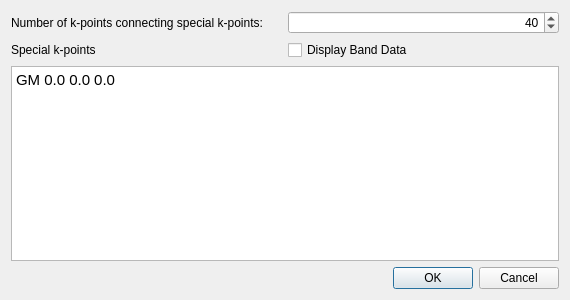
Qt form libavogadro/src/extensions/yaehmop/yaehmopbanddialog.ui (SSeBastian3/avogadro) before a commit.
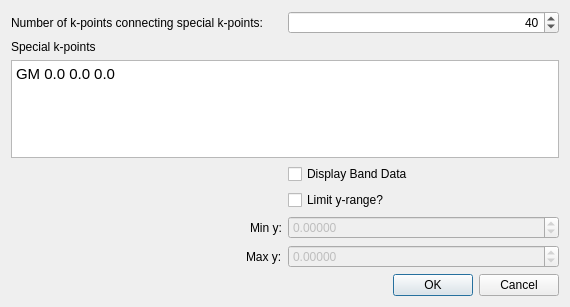
The same form after that commit.

What changed in the file:
```diff
--- a/libavogadro/src/extensions/yaehmop/yaehmopbanddialog.ui
+++ b/libavogadro/src/extensions/yaehmop/yaehmopbanddialog.ui
@@ -7,44 +7,13 @@
     <x>0</x>
     <y>0</y>
     <width>570</width>
-    <height>300</height>
+    <height>307</height>
    </rect>
   </property>
   <property name="windowTitle">
    <string>Yaehmop Band</string>
   </property>
   <layout class="QGridLayout" name="gridLayout">
-   <item row="0" column="0">
-    <widget class="QLabel" name="label">
-     <property name="text">
-      <string>Number of k-points connecting special k-points:</string>
-     </property>
-    </widget>
-   </item>
-   <item row="3" column="0" colspan="2">
-    <widget class="QDialogButtonBox" name="buttonBox">
-     <property name="orientation">
-      <enum>Qt::Horizontal</enum>
-     </property>
-     <property name="standardButtons">
-      <set>QDialogButtonBox::Cancel|QDialogButtonBox::Ok</set>
-     </property>
-    </widget>
-   </item>
-   <item row="2" column="0" colspan="2">
-    <widget class="QTextEdit" name="edit_specialKPoints">
-     <property name="toolTip">
-      <string>&lt;html&gt;&lt;head/&gt;&lt;body&gt;&lt;p&gt;Enter special k-points as such:&lt;/p&gt;&lt;p&gt;L 0.5 0.5 0.5&lt;/p&gt;&lt;p&gt;G 0.0 0.0 0.0&lt;/p&gt;&lt;p&gt;X 0.5 0.0 0.5&lt;/p&gt;&lt;p&gt;That is, &amp;lt;symbol&amp;gt; &amp;lt;x&amp;gt; &amp;lt;y&amp;gt; &amp;lt;z&amp;gt; where x, y, and z are fractional reciprocal space coordinates. Lines will be drawn connecting these k-points on the graph in the order you put them in. Please note that the orientation of your cell may have an effect on the locations of these reciprocal space points.&lt;/p&gt;&lt;p&gt;If the space group of the crystal has been perceived or set, the special k points will be automatically filled up with the primitive cell high symmetry points for that space group. There are a few space groups will different high symmetry points depending on the lattice (such as if a &amp;gt; b or a &amp;lt; b) - that is taken into account automatically.&lt;/p&gt;&lt;/body&gt;&lt;/html&gt;</string>
-     </property>
-     <property name="html">
-      <string>&lt;!DOCTYPE HTML PUBLIC &quot;-//W3C//DTD HTML 4.0//EN&quot; &quot;http://www.w3.org/TR/REC-html40/strict.dtd&quot;&gt;
-&lt;html&gt;&lt;head&gt;&lt;meta name=&quot;qrichtext&quot; content=&quot;1&quot; /&gt;&lt;style type=&quot;text/css&quot;&gt;
-p, li { white-space: pre-wrap; }
-&lt;/style&gt;&lt;/head&gt;&lt;body style=&quot; font-family:'Ubuntu'; font-size:11pt; font-weight:400; font-style:normal;&quot;&gt;
-&lt;p style=&quot; margin-top:0px; margin-bottom:0px; margin-left:0px; margin-right:0px; -qt-block-indent:0; text-indent:0px;&quot;&gt;GM 0.0 0.0 0.0&lt;/p&gt;&lt;/body&gt;&lt;/html&gt;</string>
-     </property>
-    </widget>
-   </item>
    <item row="0" column="1">
     <widget class="QSpinBox" name="spin_numKPoints">
      <property name="toolTip">
@@ -67,14 +36,21 @@
      </property>
     </widget>
    </item>
-   <item row="1" column="0">
-    <widget class="QLabel" name="label_2">
-     <property name="text">
-      <string>Special k-points</string>
+   <item row="2" column="0" colspan="2">
+    <widget class="QTextEdit" name="edit_specialKPoints">
+     <property name="toolTip">
+      <string>&lt;html&gt;&lt;head/&gt;&lt;body&gt;&lt;p&gt;Enter special k-points as such:&lt;/p&gt;&lt;p&gt;L 0.5 0.5 0.5&lt;/p&gt;&lt;p&gt;G 0.0 0.0 0.0&lt;/p&gt;&lt;p&gt;X 0.5 0.0 0.5&lt;/p&gt;&lt;p&gt;That is, &amp;lt;symbol&amp;gt; &amp;lt;x&amp;gt; &amp;lt;y&amp;gt; &amp;lt;z&amp;gt; where x, y, and z are fractional reciprocal space coordinates. Lines will be drawn connecting these k-points on the graph in the order you put them in. Please note that the orientation of your cell may have an effect on the locations of these reciprocal space points.&lt;/p&gt;&lt;p&gt;If the space group of the crystal has been perceived or set, the special k points will be automatically filled up with the primitive cell high symmetry points for that space group. There are a few space groups will different high symmetry points depending on the lattice (such as if a &amp;gt; b or a &amp;lt; b) - that is taken into account automatically.&lt;/p&gt;&lt;/body&gt;&lt;/html&gt;</string>
+     </property>
+     <property name="html">
+      <string>&lt;!DOCTYPE HTML PUBLIC &quot;-//W3C//DTD HTML 4.0//EN&quot; &quot;http://www.w3.org/TR/REC-html40/strict.dtd&quot;&gt;
+&lt;html&gt;&lt;head&gt;&lt;meta name=&quot;qrichtext&quot; content=&quot;1&quot; /&gt;&lt;style type=&quot;text/css&quot;&gt;
+p, li { white-space: pre-wrap; }
+&lt;/style&gt;&lt;/head&gt;&lt;body style=&quot; font-family:'Ubuntu'; font-size:11pt; font-weight:400; font-style:normal;&quot;&gt;
+&lt;p style=&quot; margin-top:0px; margin-bottom:0px; margin-left:0px; margin-right:0px; -qt-block-indent:0; text-indent:0px;&quot;&gt;GM 0.0 0.0 0.0&lt;/p&gt;&lt;/body&gt;&lt;/html&gt;</string>
      </property>
     </widget>
    </item>
-   <item row="1" column="1">
+   <item row="3" column="1">
     <widget class="QCheckBox" name="cb_displayBandData">
      <property name="toolTip">
       <string>&lt;html&gt;&lt;head/&gt;&lt;body&gt;&lt;p&gt;If this box is checked, all of the band data will be displayed in an edit box. The user may copy and paste it for use elsewhere. The data is in this format:&lt;/p&gt;&lt;p&gt;&lt;br/&gt;&lt;/p&gt;&lt;p&gt;# Special k points&lt;/p&gt;&lt;p&gt;# &amp;lt;symbol&amp;gt; &amp;lt;x&amp;gt; &amp;lt;y&amp;gt; &amp;lt;z&amp;gt; &amp;lt;k space value (x)&amp;gt;&lt;/p&gt;&lt;p&gt;# L 0.5 0.5 0.5 &lt;/p&gt;&lt;p&gt;# etc.&lt;/p&gt;&lt;p&gt;# &amp;lt;k space distance (x)&amp;gt; &amp;lt;band 1 energies&amp;gt; &amp;lt;band 2 energies&amp;gt; &amp;lt;etc.&amp;gt;&lt;/p&gt;&lt;/body&gt;&lt;/html&gt;</string>
@@ -84,6 +60,86 @@
      </property>
     </widget>
    </item>
+   <item row="0" column="0">
+    <widget class="QLabel" name="label">
+     <property name="text">
+      <string>Number of k-points connecting special k-points:</string>
+     </property>
+    </widget>
+   </item>
+   <item row="4" column="1">
+    <widget class="QCheckBox" name="cb_limitY">
+     <property name="toolTip">
+      <string>&lt;html&gt;&lt;head/&gt;&lt;body&gt;&lt;p&gt;Limit the y-range in the plot?&lt;/p&gt;&lt;/body&gt;&lt;/html&gt;</string>
+     </property>
+     <property name="text">
+      <string>Limit y-range?</string>
+     </property>
+    </widget>
+   </item>
+   <item row="5" column="1">
+    <widget class="QDoubleSpinBox" name="spin_minY">
+     <property name="enabled">
+      <bool>false</bool>
+     </property>
+     <property name="decimals">
+      <number>5</number>
+     </property>
+     <property name="minimum">
+      <double>-10000.000000000000000</double>
+     </property>
+     <property name="maximum">
+      <double>10000.000000000000000</double>
+     </property>
+    </widget>
+   </item>
+   <item row="1" column="0">
+    <widget class="QLabel" name="label_2">
+     <property name="text">
+      <string>Special k-points</string>
+     </property>
+    </widget>
+   </item>
+   <item row="6" column="1">
+    <widget class="QDoubleSpinBox" name="spin_maxY">
+     <property name="enabled">
+      <bool>false</bool>
+     </property>
+     <property name="decimals">
+      <number>5</number>
+     </property>
+     <property name="minimum">
+      <double>-1000.000000000000000</double>
+     </property>
+     <property name="maximum">
+      <double>1000.000000000000000</double>
+     </property>
+    </widget>
+   </item>
+   <item row="5" column="0" alignment="Qt::AlignRight">
+    <widget class="QLabel" name="label_3">
+     <property name="text">
+      <string>Min y:</string>
+     </property>
+    </widget>
+   </item>
+   <item row="6" column="0" alignment="Qt::AlignRight">
+    <widget class="QLabel" name="label_4">
+     <property name="text">
+      <string>Max y:</string>
+     </property>
+    </widget>
+   </item>
+   <item row="7" column="0" colspan="2">
+    <widget class="QDialogButtonBox" name="buttonBox">
+     <property name="orientation">
+      <enum>Qt::Horizontal</enum>
+     </property>
+     <property name="standardButtons">
+      <set>QDialogButtonBox::Cancel|QDialogButtonBox::Ok</set>
+     </property>
+    </widget>
+   </item>
   </layout>
  </widget>
  <resources/>
```
Left out of the diff: 32 changed lines with no effect on the pictures.
